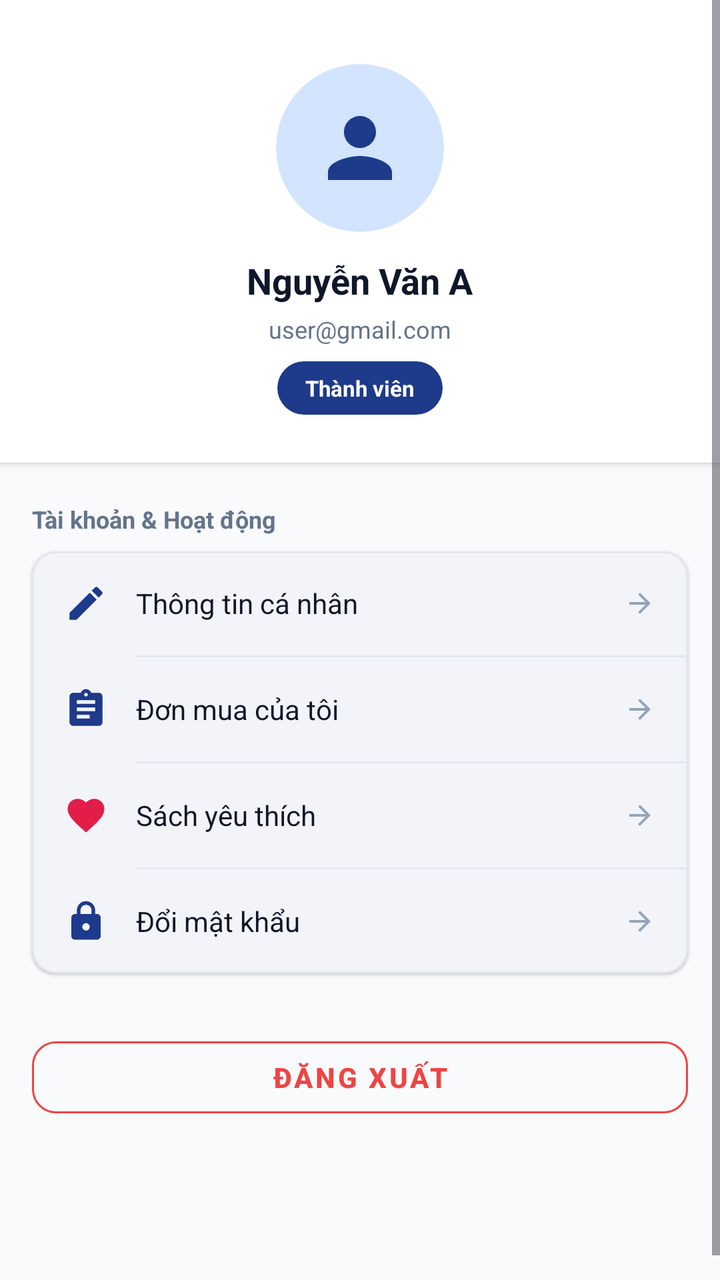
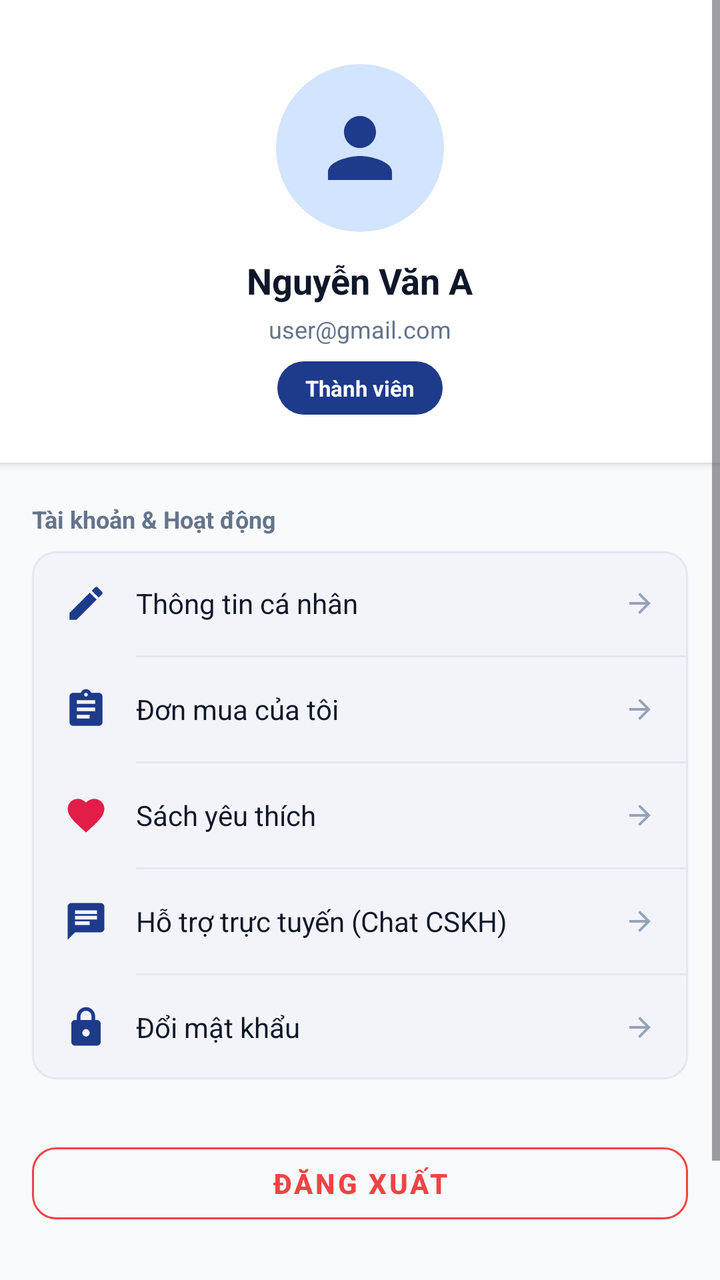

Before-and-after screenshots of an Android layout around one commit, followed by the original layout XML and the change that was made.
<!-- AndroidManifest.xml: application theme Theme.Book_selling_app -->
<!-- res/layout/fragment_profile.xml -->
<?xml version="1.0" encoding="utf-8"?>
<ScrollView xmlns:android="http://schemas.android.com/apk/res/android"
    xmlns:app="http://schemas.android.com/apk/res-auto"
    xmlns:tools="http://schemas.android.com/tools"
    android:layout_width="match_parent"
    android:layout_height="match_parent"
    android:background="@color/background"
    android:fillViewport="true"
    tools:context=".ProfileFragment"
    tools:ignore="HardcodedText,ContentDescription">

    <LinearLayout
        android:layout_width="match_parent"
        android:layout_height="wrap_content"
        android:orientation="vertical"
        android:paddingBottom="90dp">

        
        <LinearLayout
            android:layout_width="match_parent"
            android:layout_height="wrap_content"
            android:background="@color/surface"
            android:elevation="2dp"
            android:gravity="center"
            android:orientation="vertical"
            android:paddingStart="24dp"
            android:paddingTop="32dp"
            android:paddingEnd="24dp"
            android:paddingBottom="24dp">

            <androidx.cardview.widget.CardView
                android:layout_width="84dp"
                android:layout_height="84dp"
                app:cardBackgroundColor="@color/primary_container"
                app:cardCornerRadius="42dp"
                app:cardElevation="0dp">

                <ImageView
                    android:layout_width="48dp"
                    android:layout_height="48dp"
                    android:layout_gravity="center"
                    android:contentDescription="@null"
                    android:src="@drawable/ic_nav_person"
                    app:tint="@color/primary" />
            </androidx.cardview.widget.CardView>

            <TextView
                android:id="@+id/tvProfileName"
                android:layout_width="wrap_content"
                android:layout_height="wrap_content"
                android:layout_marginTop="12dp"
                android:text="Nguyễn Văn A"
                android:textColor="@color/text_primary"
                android:textSize="@dimen/text_xl"
                android:textStyle="bold" />

            <TextView
                android:id="@+id/tvProfileEmail"
                android:layout_width="wrap_content"
                android:layout_height="wrap_content"
                android:layout_marginTop="4dp"
                android:text="user@gmail.com"
                android:textColor="@color/text_secondary"
                android:textSize="@dimen/text_sm" />

            <TextView
                android:id="@+id/tvProfileRole"
                android:layout_width="wrap_content"
                android:layout_height="wrap_content"
                android:layout_marginTop="8dp"
                android:background="@drawable/bg_chip_selected"
                android:text="Thành viên"
                android:textColor="@color/white"
                android:textSize="@dimen/text_xs"
                android:textStyle="bold" />
        </LinearLayout>

        
        <TextView
            android:layout_width="wrap_content"
            android:layout_height="wrap_content"
            android:layout_marginStart="16dp"
            android:layout_marginTop="20dp"
            android:layout_marginBottom="8dp"
            android:text="Tài khoản &amp; Hoạt động"
            android:textColor="@color/text_secondary"
            android:textSize="@dimen/text_sm"
            android:textStyle="bold" />

        <com.google.android.material.card.MaterialCardView
            android:layout_width="match_parent"
            android:layout_height="wrap_content"
            android:layout_marginStart="16dp"
            android:layout_marginEnd="16dp"
            app:cardBackgroundColor="@color/surface"
            app:cardCornerRadius="@dimen/radius_md"
            app:cardElevation="1dp"
            app:strokeColor="@color/border_subtle"
            app:strokeWidth="1dp">

            <LinearLayout
                android:layout_width="match_parent"
                android:layout_height="wrap_content"
                android:orientation="vertical">

                
                <LinearLayout
                    android:id="@+id/btnMenuEditProfile"
                    android:layout_width="match_parent"
                    android:layout_height="52dp"
                    android:clickable="true"
                    android:focusable="true"
                    android:gravity="center_vertical"
                    android:orientation="horizontal"
                    android:paddingStart="16dp"
                    android:paddingEnd="16dp">

                    <ImageView
                        android:layout_width="22dp"
                        android:layout_height="22dp"
                        android:contentDescription="@null"
                        android:src="@drawable/ic_edit"
                        app:tint="@color/primary" />

                    <TextView
                        android:layout_width="0dp"
                        android:layout_height="wrap_content"
                        android:layout_marginStart="14dp"
                        android:layout_weight="1"
                        android:text="Thông tin cá nhân"
                        android:textColor="@color/text_primary"
                        android:textSize="@dimen/text_md" />

                    <ImageView
                        android:layout_width="16dp"
                        android:layout_height="16dp"
                        android:contentDescription="@null"
                        android:rotation="180"
                        android:src="@drawable/ic_arrow_back"
                        app:tint="@color/text_muted" />
                </LinearLayout>

                <View
                    android:layout_width="match_parent"
                    android:layout_height="1dp"
                    android:layout_marginStart="52dp"
                    android:background="@color/border_subtle" />

                
                <LinearLayout
                    android:id="@+id/btnMenuOrders"
                    android:layout_width="match_parent"
                    android:layout_height="52dp"
                    android:clickable="true"
                    android:focusable="true"
                    android:gravity="center_vertical"
                    android:orientation="horizontal"
                    android:paddingStart="16dp"
                    android:paddingEnd="16dp">

                    <ImageView
                        android:layout_width="22dp"
                        android:layout_height="22dp"
                        android:contentDescription="@null"
                        android:src="@drawable/ic_nav_orders"
                        app:tint="@color/primary" />

                    <TextView
                        android:layout_width="0dp"
                        android:layout_height="wrap_content"
                        android:layout_marginStart="14dp"
                        android:layout_weight="1"
                        android:text="Đơn mua của tôi"
                        android:textColor="@color/text_primary"
                        android:textSize="@dimen/text_md" />

                    <ImageView
                        android:layout_width="16dp"
                        android:layout_height="16dp"
                        android:contentDescription="@null"
                        android:rotation="180"
                        android:src="@drawable/ic_arrow_back"
                        app:tint="@color/text_muted" />
                </LinearLayout>

                <View
                    android:layout_width="match_parent"
                    android:layout_height="1dp"
                    android:layout_marginStart="52dp"
                    android:background="@color/border_subtle" />

                
                <LinearLayout
                    android:id="@+id/btnMenuFavorites"
                    android:layout_width="match_parent"
                    android:layout_height="52dp"
                    android:clickable="true"
                    android:focusable="true"
                    android:gravity="center_vertical"
                    android:orientation="horizontal"
                    android:paddingStart="16dp"
                    android:paddingEnd="16dp">

                    <ImageView
                        android:layout_width="22dp"
                        android:layout_height="22dp"
                        android:contentDescription="@null"
                        android:src="@drawable/ic_favorite_filled"
                        app:tint="@color/status_discount" />

                    <TextView
                        android:layout_width="0dp"
                        android:layout_height="wrap_content"
                        android:layout_marginStart="14dp"
                        android:layout_weight="1"
                        android:text="Sách yêu thích"
                        android:textColor="@color/text_primary"
                        android:textSize="@dimen/text_md" />

                    <ImageView
                        android:layout_width="16dp"
                        android:layout_height="16dp"
                        android:contentDescription="@null"
                        android:rotation="180"
                        android:src="@drawable/ic_arrow_back"
                        app:tint="@color/text_muted" />
                </LinearLayout>

                <View
                    android:layout_width="match_parent"
                    android:layout_height="1dp"
                    android:layout_marginStart="52dp"
                    android:background="@color/border_subtle" />

                
                <LinearLayout
                    android:id="@+id/btnMenuPassword"
                    android:layout_width="match_parent"
                    android:layout_height="52dp"
                    android:clickable="true"
                    android:focusable="true"
                    android:gravity="center_vertical"
                    android:orientation="horizontal"
                    android:paddingStart="16dp"
                    android:paddingEnd="16dp">

                    <ImageView
                        android:layout_width="22dp"
                        android:layout_height="22dp"
                        android:contentDescription="@null"
                        android:src="@drawable/ic_lock"
                        app:tint="@color/primary" />

                    <TextView
                        android:layout_width="0dp"
                        android:layout_height="wrap_content"
                        android:layout_marginStart="14dp"
                        android:layout_weight="1"
                        android:text="Đổi mật khẩu"
                        android:textColor="@color/text_primary"
                        android:textSize="@dimen/text_md" />

                    <ImageView
                        android:layout_width="16dp"
                        android:layout_height="16dp"
                        android:contentDescription="@null"
                        android:rotation="180"
                        android:src="@drawable/ic_arrow_back"
                        app:tint="@color/text_muted" />
                </LinearLayout>

                
                <View
                    android:id="@+id/dividerAdmin"
                    android:layout_width="match_parent"
                    android:layout_height="1dp"
                    android:layout_marginStart="52dp"
                    android:background="@color/border_subtle"
                    android:visibility="gone" />

                <LinearLayout
                    android:id="@+id/btnMenuAdminPanel"
                    android:layout_width="match_parent"
                    android:layout_height="52dp"
                    android:clickable="true"
                    android:focusable="true"
                    android:gravity="center_vertical"
                    android:orientation="horizontal"
                    android:paddingStart="16dp"
                    android:paddingEnd="16dp"
                    android:visibility="gone">

                    <ImageView
                        android:layout_width="22dp"
                        android:layout_height="22dp"
                        android:contentDescription="@null"
                        android:src="@drawable/ic_dashboard"
                        app:tint="@color/status_warning" />

                    <TextView
                        android:layout_width="0dp"
                        android:layout_height="wrap_content"
                        android:layout_marginStart="14dp"
                        android:layout_weight="1"
                        android:text="Bảng điều khiển Quản trị viên"
                        android:textColor="@color/primary"
                        android:textSize="@dimen/text_md"
                        android:textStyle="bold" />

                    <ImageView
                        android:layout_width="16dp"
                        android:layout_height="16dp"
                        android:contentDescription="@null"
                        android:rotation="180"
                        android:src="@drawable/ic_arrow_back"
                        app:tint="@color/text_muted" />
                </LinearLayout>

            </LinearLayout>

        </com.google.android.material.card.MaterialCardView>

        
        <com.google.android.material.button.MaterialButton
            android:id="@+id/btnLogout"
            style="@style/Widget.MaterialComponents.Button.OutlinedButton"
            android:layout_width="match_parent"
            android:layout_height="@dimen/button_height"
            android:layout_marginStart="16dp"
            android:layout_marginTop="28dp"
            android:layout_marginEnd="16dp"
            android:text="ĐĂNG XUẤT"
            android:textColor="@color/status_error"
            android:textSize="@dimen/text_md"
            android:textStyle="bold"
            app:cornerRadius="@dimen/radius_md"
            app:strokeColor="@color/status_error" />

    </LinearLayout>

</ScrollView>
<!-- resources referenced by this layout -->
<resources>
  <color name="background">#F8FAFC</color>
  <color name="border_subtle">#E2E8F0</color>
  <color name="primary">#1E3A8A</color>
  <color name="primary_container">#D3E4FE</color>
  <color name="status_discount">#E11D48</color>
  <color name="status_error">#EF4444</color>
  <color name="status_warning">#F59E0B</color>
  <color name="surface">#FFFFFF</color>
  <color name="text_muted">#94A3B8</color>
  <color name="text_primary">#0F172A</color>
  <color name="text_secondary">#64748B</color>
  <color name="white">#FFFFFFFF</color>
  <dimen name="button_height">48dp</dimen>
  <dimen name="radius_md">12dp</dimen>
  <dimen name="text_md">14sp</dimen>
  <dimen name="text_sm">12sp</dimen>
  <dimen name="text_xl">18sp</dimen>
  <dimen name="text_xs">11sp</dimen>
  <!-- drawable bg_chip_selected (drawable) -->
  <?xml version="1.0" encoding="utf-8"?>
  <shape xmlns:android="http://schemas.android.com/apk/res/android"
      android:shape="rectangle">
      <solid android:color="@color/primary" />
      <corners android:radius="@dimen/radius_pill" />
      <padding
          android:left="14dp"
          android:top="6dp"
          android:right="14dp"
          android:bottom="6dp" />
  </shape>
  <!-- drawable ic_arrow_back (drawable) -->
  <vector xmlns:android="http://schemas.android.com/apk/res/android"
      android:width="24dp"
      android:height="24dp"
      android:viewportWidth="24"
      android:viewportHeight="24">
    <path
        android:fillColor="@color/text_primary"
        android:pathData="M20,11H7.83l5.59,-5.59L12,4l-8,8 8,8 1.41,-1.41L7.83,13H20v-2z"/>
  </vector>
  <!-- drawable ic_dashboard (drawable) -->
  <vector xmlns:android="http://schemas.android.com/apk/res/android"
      android:width="24dp"
      android:height="24dp"
      android:viewportWidth="24"
      android:viewportHeight="24">
      <path
          android:fillColor="@color/primary"
          android:pathData="M3,13h8V3H3v10zm0,8h8v-6H3v6zm10,0h8V11h-8v10zm0,-18v6h8V3h-8z" />
  </vector>
  <!-- drawable ic_edit (drawable) -->
  <vector xmlns:android="http://schemas.android.com/apk/res/android"
      android:width="24dp"
      android:height="24dp"
      android:viewportWidth="24"
      android:viewportHeight="24">
      <path
          android:fillColor="@color/primary"
          android:pathData="M3,17.25V21h3.75L17.81,9.94l-3.75,-3.75L3,17.25zM20.71,7.04c0.39,-0.39 0.39,-1.02 0,-1.41l-2.34,-2.34c-0.39,-0.39 -1.02,-0.39 -1.41,0l-1.83,1.83 3.75,3.75 1.83,-1.83z" />
  </vector>
  <!-- drawable ic_nav_person (drawable) -->
  <vector xmlns:android="http://schemas.android.com/apk/res/android"
      android:width="24dp"
      android:height="24dp"
      android:viewportWidth="24"
      android:viewportHeight="24">
    <path
        android:fillColor="#FF000000"
        android:pathData="M12,12c2.21,0 4,-1.79 4,-4s-1.79,-4 -4,-4 -4,1.79 -4,4 1.79,4 4,4zm0,2c-2.67,0 -8,1.34 -8,4v2h16v-2c0,-2.66 -5.33,-4 -8,-4z"/>
  </vector>
  <style name="Theme.Book_selling_app" parent="Base.Theme.Book_selling_app" />
  <dimen name="radius_pill">999dp</dimen>
  <color name="primary_dark">#00236F</color>
  <color name="on_primary">#FFFFFF</color>
  <color name="secondary">#D97706</color>
  <color name="on_secondary">#FFFFFF</color>
  <!-- unchanged entries left out for length: 4 -->
</resources>

<!-- the commit's change to res/layout/fragment_profile.xml (unified diff, before → after) -->
@@ -214,6 +214,49 @@
                         android:layout_marginStart="14dp"
                         android:layout_weight="1"
                         android:text="Sách yêu thích"
+                        android:textColor="@color/text_primary"
+                        android:textSize="@dimen/text_md" />
+
+                    <ImageView
+                        android:layout_width="16dp"
+                        android:layout_height="16dp"
+                        android:contentDescription="@null"
+                        android:rotation="180"
+                        android:src="@drawable/ic_arrow_back"
+                        app:tint="@color/text_muted" />
+                </LinearLayout>
+
+                <View
+                    android:layout_width="match_parent"
+                    android:layout_height="1dp"
+                    android:layout_marginStart="52dp"
+                    android:background="@color/border_subtle" />
+
+                
+                <LinearLayout
+                    android:id="@+id/btnMenuChatSupport"
+                    android:layout_width="match_parent"
+                    android:layout_height="52dp"
+                    android:clickable="true"
+                    android:focusable="true"
+                    android:gravity="center_vertical"
+                    android:orientation="horizontal"
+                    android:paddingStart="16dp"
+                    android:paddingEnd="16dp">
+
+                    <ImageView
+                        android:layout_width="22dp"
+                        android:layout_height="22dp"
+                        android:contentDescription="@null"
+                        android:src="@drawable/ic_chat"
+                        app:tint="@color/primary" />
+
+                    <TextView
+                        android:layout_width="0dp"
+                        android:layout_height="wrap_content"
+                        android:layout_marginStart="14dp"
+                        android:layout_weight="1"
+                        android:text="Hỗ trợ trực tuyến (Chat CSKH)"
                         android:textColor="@color/text_primary"
                         android:textSize="@dimen/text_md" />
 
<!-- resource entries referenced after the edit -->
@@ -40,6 +40,16 @@
         android:fillColor="@color/text_primary"
         android:pathData="M20,11H7.83l5.59,-5.59L12,4l-8,8 8,8 1.41,-1.41L7.83,13H20v-2z"/>
   </vector>
+  <!-- drawable ic_chat (drawable) -->
+  <vector xmlns:android="http://schemas.android.com/apk/res/android"
+      android:width="24dp"
+      android:height="24dp"
+      android:viewportWidth="24"
+      android:viewportHeight="24">
+    <path
+        android:fillColor="@color/white"
+        android:pathData="M20,2H4c-1.1,0 -1.99,0.9 -1.99,2L2,22l4,-4h14c1.1,0 2,-0.9 2,-2V4c0,-1.1 -0.9,-2 -2,-2zM6,9h12v2H6V9zm8,5H6v-2h8v2zm4,-6H6V6h12v2z"/>
+  </vector>
   <!-- drawable ic_dashboard (drawable) -->
   <vector xmlns:android="http://schemas.android.com/apk/res/android"
       android:width="24dp"
